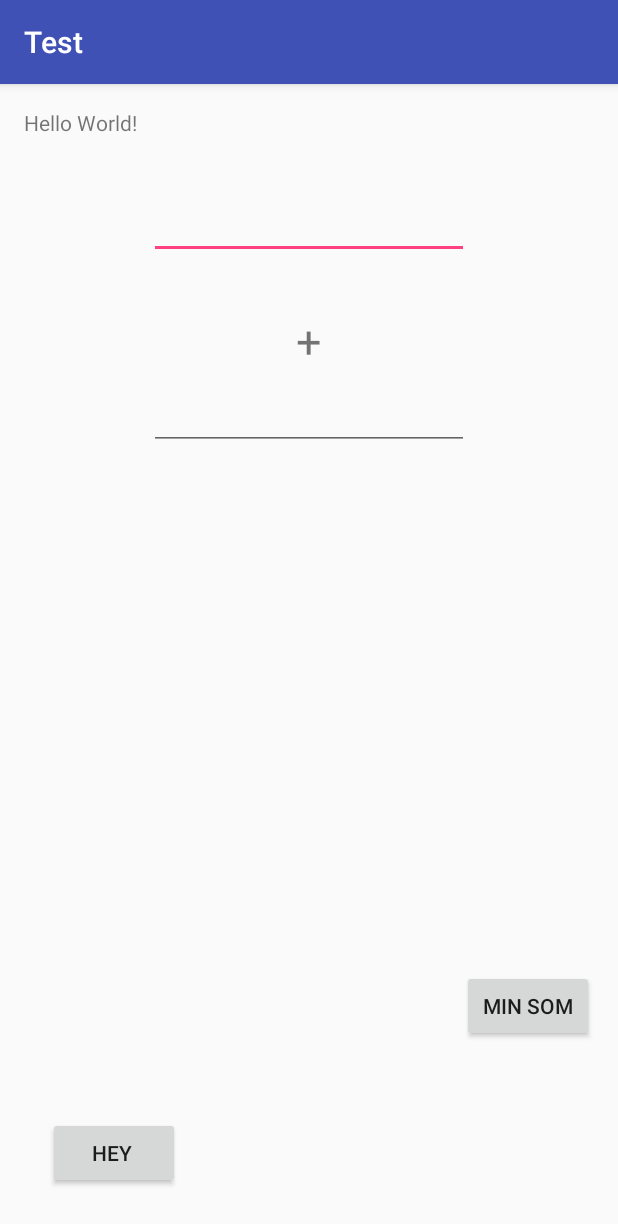
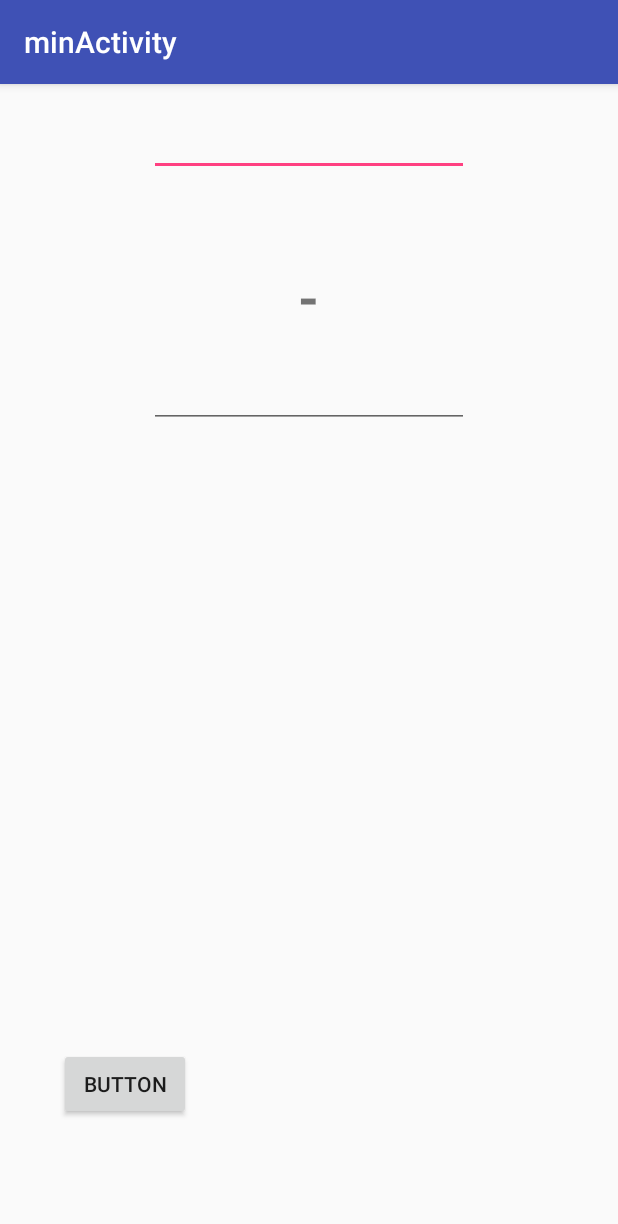
Before and after one commit to dandeman111/android1, an Android app: the screen it shows after launch (MainActivity before the commit, minActivity after it), after a tap on "MIN SOM", on a phone screen of 412 x 824 dp. Shown: the top 1224 px of the screen. Run offline under Robolectric (Android 15) with nearby library versions, the phone set to English and light mode, and no system bars.

Commit message:
ik heb een app waar ik + sommen kan doen en naar een leeg scherm kan gaan

```diff
--- a/app/src/main/java/com/example/dande/test/MainActivity.java
+++ b/app/src/main/java/com/example/dande/test/MainActivity.java
@@ -1,6 +1,7 @@
 package com.example.dande.test;
 
 import android.content.DialogInterface;
+import android.content.Intent;
 import android.support.v7.app.AppCompatActivity;
 import android.os.Bundle;
 import android.util.Log;
@@ -39,10 +40,10 @@ public class MainActivity extends AppCompatActivity {
         }
     };
     private View.OnClickListener minListener = new View.OnClickListener(){
-       public void OnClick(){
-            startActivity(new minActivity);
-
-        }
+       public void onClick(View v){
+           Intent scherm2 = new Intent(MainActivity.this,minActivity.class );
+           startActivity(scherm2);
+       }
     };
 
 }
--- a/app/src/main/java/com/example/dande/test/minActivity.java
+++ b/app/src/main/java/com/example/dande/test/minActivity.java
@@ -6,6 +6,9 @@ import android.support.design.widget.Snackbar;
 import android.support.v7.app.AppCompatActivity;
 import android.support.v7.widget.Toolbar;
 import android.view.View;
+import android.widget.Button;
+import android.widget.Spinner;
+import android.widget.TextView;
 
 public class minActivity extends AppCompatActivity {
 
@@ -15,15 +18,28 @@ public class minActivity extends AppCompatActivity {
         setContentView(R.layout.activity_min);
         Toolbar toolbar = (Toolbar) findViewById(R.id.toolbar);
         setSupportActionBar(toolbar);
-
-        FloatingActionButton fab = (FloatingActionButton) findViewById(R.id.fab);
-        fab.setOnClickListener(new View.OnClickListener() {
-            @Override
-            public void onClick(View view) {
-                Snackbar.make(view, "Replace with your own action", Snackbar.LENGTH_LONG)
-                        .setAction("Action", null).show();
-            }
-        });
+        Button min = (Button) findViewById(R.id.btnMin);
+        //min.setOnClickListener(minListener1); //deze is fucked
     }
 
+    private View.OnClickListener minListener1 = new View.OnClickListener() {
+        public void onClick(View v) {
+
+            //TextView tvEen = (TextView) findViewById(R.id.tvEen);
+            //TextView tvTwee = (TextView) findViewById(R.id.tvTwee);
+            //TextView tv1 = (TextView) findViewById(R.id.tvRes);
+
+
+
+
+            //long n1 = Long.parseLong(tvEen.getText().toString());
+            //long n2 = Long.parseLong(tvTwee.getText().toString());
+            //long res = n1 - n2;
+            //tv1.setText(Long.toString(res));
+
+
+        }
+    };
+
+
 }
--- a/app/src/main/res/layout/activity_min.xml
+++ b/app/src/main/res/layout/activity_min.xml
@@ -23,12 +23,4 @@
 
     <include layout="@layout/content_min" />
 
-    <android.support.design.widget.FloatingActionButton
-        android:id="@+id/fab"
-        android:layout_width="wrap_content"
-        android:layout_height="wrap_content"
-        android:layout_gravity="bottom|end"
-        android:layout_margin="@dimen/fab_margin"
-        app:srcCompat="@android:drawable/ic_dialog_email" />
-
 </android.support.design.widget.CoordinatorLayout>
--- a/app/src/main/res/layout/content_min.xml
+++ b/app/src/main/res/layout/content_min.xml
@@ -2,7 +2,6 @@
 <RelativeLayout xmlns:android="http://schemas.android.com/apk/res/android"
     xmlns:app="http://schemas.android.com/apk/res-auto"
     xmlns:tools="http://schemas.android.com/tools"
-    android:id="@+id/content_min"
     android:layout_width="match_parent"
     android:layout_height="match_parent"
     android:paddingBottom="@dimen/activity_vertical_margin"
@@ -13,4 +12,56 @@
     tools:context="com.example.dande.test.minActivity"
     tools:showIn="@layout/activity_min">
 
+    <Button
+        android:text="Button"
+        android:layout_width="wrap_content"
+        android:layout_height="wrap_content"
+        android:layout_alignParentBottom="true"
+        android:layout_alignParentLeft="true"
+        android:layout_alignParentStart="true"
+        android:layout_marginLeft="23dp"
+        android:layout_marginStart="23dp"
+        android:layout_marginBottom="61dp"
+        android:id="@+id/btnGo" />
+
+    <TextView
+        android:layout_width="wrap_content"
+        android:layout_height="wrap_content"
+        android:layout_alignTop="@+id/btnGo"
+        android:layout_alignLeft="@+id/tvMin"
+        android:layout_alignStart="@+id/tvMin"
+        android:layout_marginTop="13dp"
+        android:id="@+id/tvRes" />
+
+    <EditText
+        android:layout_width="wrap_content"
+        android:layout_height="wrap_content"
+        android:inputType="number"
+        android:ems="10"
+        android:layout_alignParentTop="true"
+        android:layout_centerHorizontal="true"
+        android:id="@+id/tvEen" />
+
+    <TextView
+        android:text="-"
+        android:layout_width="wrap_content"
+        android:layout_height="wrap_content"
+        android:id="@+id/tvMin"
+        android:textSize="36sp"
+        android:textStyle="normal|bold"
+        android:textAlignment="center"
+        android:layout_marginTop="56dp"
+        android:layout_below="@+id/tvEen"
+        android:layout_centerHorizontal="true" />
+
+    <EditText
+        android:layout_width="wrap_content"
+        android:layout_height="wrap_content"
+        android:inputType="number"
+        android:ems="10"
+        android:layout_below="@+id/tvMin"
+        android:layout_alignRight="@+id/tvEen"
+        android:layout_alignEnd="@+id/tvEen"
+        android:layout_marginTop="18dp"
+        android:id="@+id/tvTwee" />
 </RelativeLayout>
```
